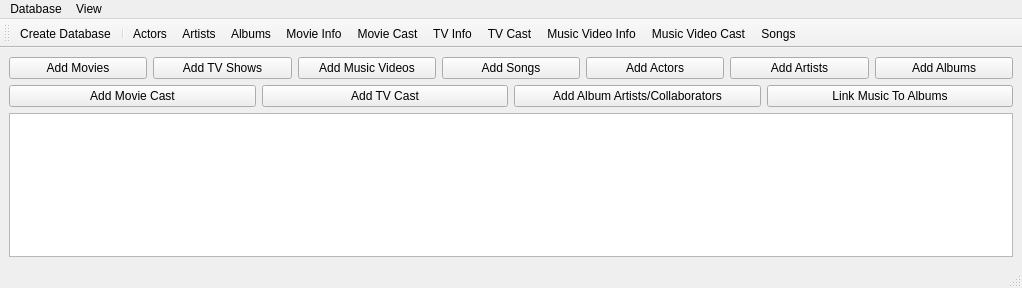
Before: the Qt Designer form dbmainwindow.ui in Zakhrov/WebPhonon, drawn with Qt 5.
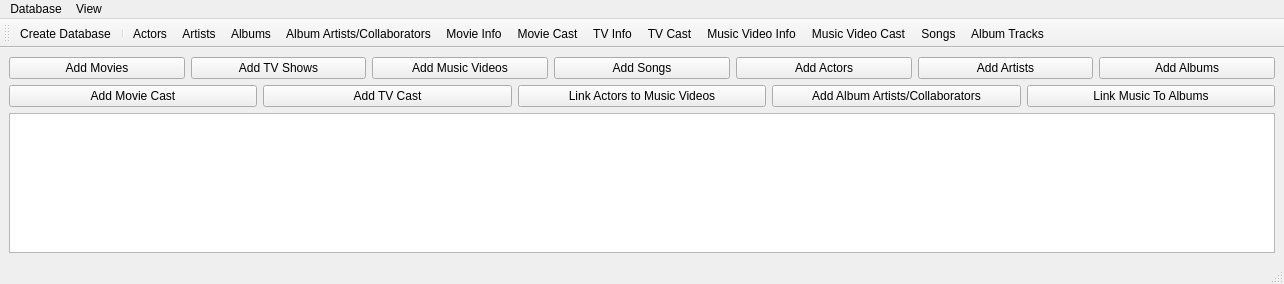
After: the same form once the commit is applied. Icons and pictures are not drawn.

What changed in the file:
```diff
--- a/dbmainwindow.ui
+++ b/dbmainwindow.ui
@@ -6,8 +6,8 @@
    <rect>
     <x>0</x>
     <y>0</y>
-    <width>1022</width>
-    <height>288</height>
+    <width>1284</width>
+    <height>284</height>
    </rect>
   </property>
   <property name="windowTitle">
@@ -88,6 +88,13 @@
         </property>
        </widget>
       </item>
+      <item>
+       <widget class="QPushButton" name="pushButton_12">
+        <property name="text">
+         <string>Link Actors to Music Videos</string>
+        </property>
+       </widget>
+      </item>
       <item>
        <widget class="QPushButton" name="pushButton_10">
         <property name="text">
@@ -114,7 +121,7 @@
     <rect>
      <x>0</x>
      <y>0</y>
-     <width>1022</width>
+     <width>1284</width>
      <height>22</height>
     </rect>
    </property>
@@ -176,6 +183,7 @@
    <addaction name="actionActors"/>
    <addaction name="actionArtists"/>
    <addaction name="actionAlbums"/>
+   <addaction name="actionAlbum_Artists_Collaborators"/>
    <addaction name="actionMovie_Info"/>
    <addaction name="actionMovie_Cast"/>
    <addaction name="actionShow_Info"/>
@@ -183,6 +191,7 @@
    <addaction name="actionMusic_Video_Info"/>
    <addaction name="actionMusic_Video_Cast"/>
    <addaction name="actionSongs"/>
+   <addaction name="actionAlbum_Tracks"/>
   </widget>
   <action name="actionCreate_Database">
    <property name="text">
@@ -248,6 +257,16 @@
     <string>Music Video Cast</string>
    </property>
   </action>
+  <action name="actionAlbum_Artists_Collaborators">
+   <property name="text">
+    <string>Album Artists/Collaborators</string>
+   </property>
+  </action>
+  <action name="actionAlbum_Tracks">
+   <property name="text">
+    <string>Album Tracks</string>
+   </property>
+  </action>
  </widget>
  <resources>
   <include location="Icons.qrc"/>
```
Left out of the diff: 2 changed lines with no effect on the pictures.
